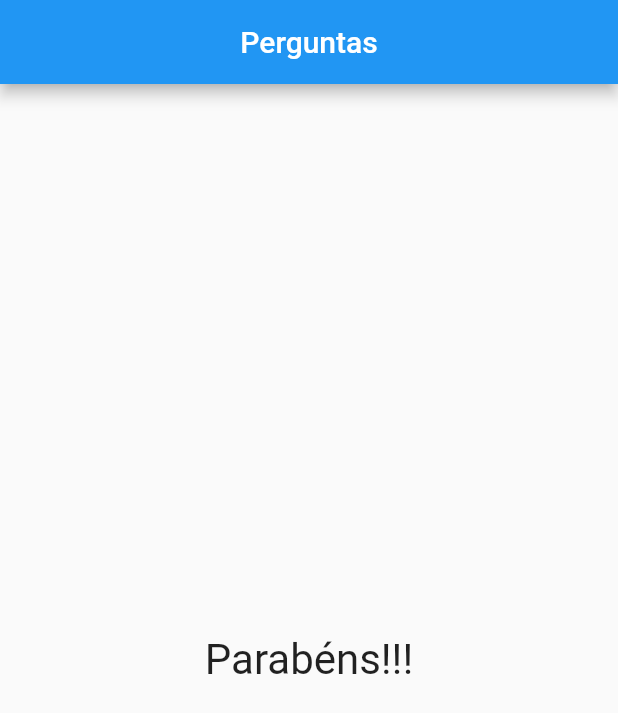
After one commit to Souza83/projeto_perguntas, a Flutter app: the screen it shows after launch, after a tap on "Preto", after a tap on "Cobra", after a tap on "Leo", on a phone screen of 412 x 824 dp. The commit adds this screen. Shown: the top 713 px of the screen. Run offline on Flutter 3.47's test engine with Material 2 defaults, Android fonts, the phone set to English and light mode, and no system bars.

Commit message:
Criando Widget Resultado.

```diff
--- a/lib/main.dart
+++ b/lib/main.dart
@@ -1,8 +1,7 @@
-import 'dart:ui';
-
 import 'package:flutter/material.dart';
-import 'questao.dart';
+import './questao.dart';
 import './resposta.dart';
+import './resultado.dart';
 
 /*Pode ser implementado da forma abaixo ou a seguir
 main() {
@@ -58,12 +57,7 @@ class _PerguntaAppState extends State<PerguntaApp> {
                   ...respostas.map((t) => Resposta(t, _responder)).toList(),
                 ], // children
               )
-            : Center(
-                child: Text(
-                  'Parabéns!!!',
-                  style: TextStyle(fontSize: 28),
-                ),
-              ),
+            : Resultado(), //
       ),
     );
   }
--- /dev/null
+++ b/lib/resultado.dart
@@ -0,0 +1,13 @@
+import 'package:flutter/material.dart';
+
+class Resultado extends StatelessWidget {
+  @override
+  Widget build(BuildContext context) {
+    return Center(
+      child: Text(
+        'Parabéns!!!',
+        style: TextStyle(fontSize: 28),
+      ),
+    );
+  }
+}
```
